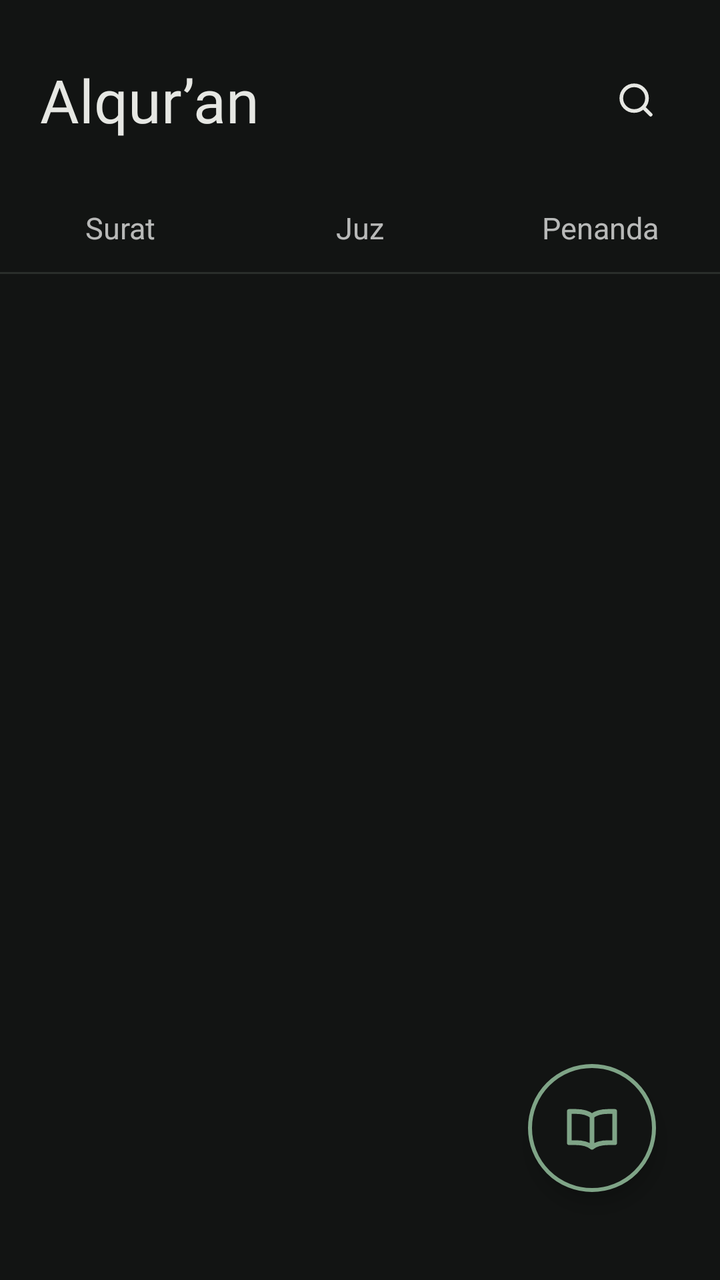
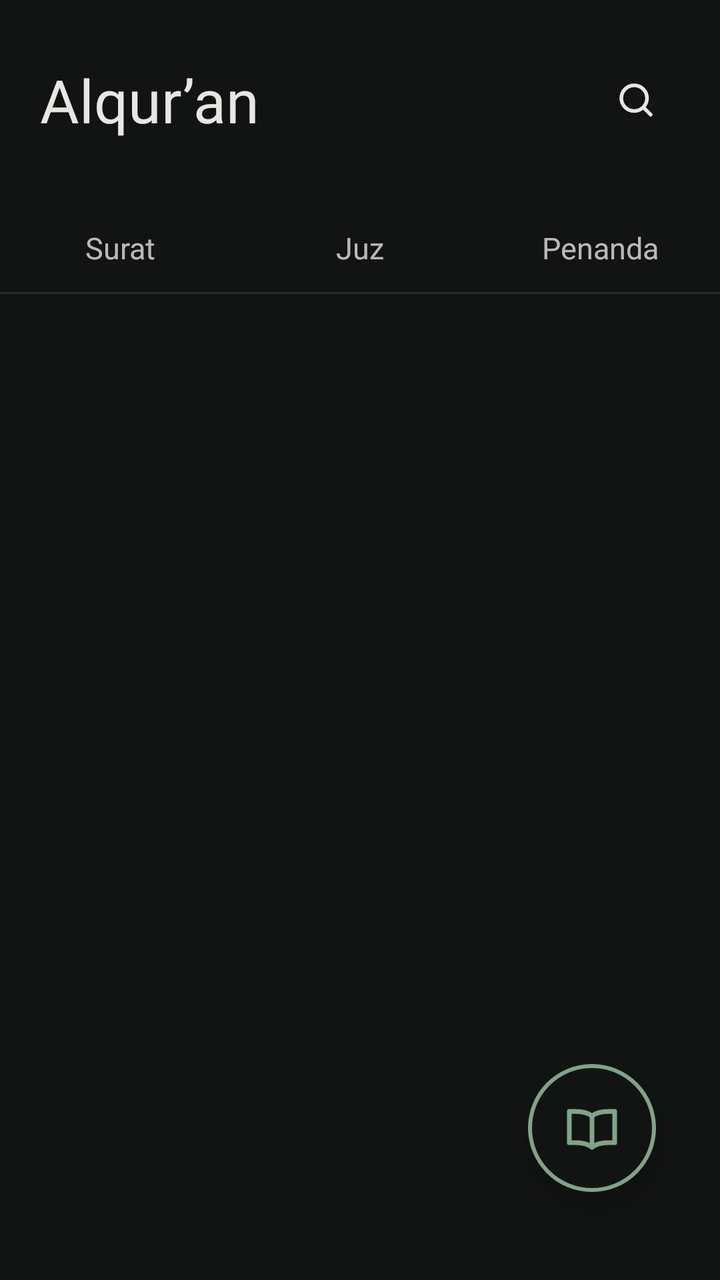

Compare the two renders of this Android layout. The source of the first and the diff that turns it into the second are given below.
<!-- AndroidManifest.xml: application theme Theme.Alquran -->
<!-- res/layout/activity_main.xml -->
<?xml version="1.0" encoding="utf-8"?>
<FrameLayout xmlns:android="http://schemas.android.com/apk/res/android"
    android:layout_width="match_parent"
    android:layout_height="match_parent"
    android:background="@color/bg">

<LinearLayout
    android:layout_width="match_parent"
    android:layout_height="match_parent"
    android:orientation="vertical">

    <LinearLayout
        android:layout_width="match_parent"
        android:layout_height="wrap_content"
        android:gravity="center_vertical"
        android:orientation="horizontal"
        android:paddingStart="20dp"
        android:paddingTop="28dp"
        android:paddingEnd="20dp"
        android:paddingBottom="20dp">

        <TextView
            android:layout_width="0dp"
            android:layout_height="wrap_content"
            android:layout_weight="1"
            android:fontFamily="@font/cardo_bold"
            android:text="@string/app_name"
            android:textColor="@color/text"
            android:textSize="30sp" />

        <ImageButton
            android:layout_width="44dp"
            android:layout_height="44dp"
            android:background="@drawable/bg_ripple"
            android:contentDescription="@string/cari_surat"
            android:src="@drawable/ic_search" />
    </LinearLayout>

    <FrameLayout
        android:id="@+id/tab_area"
        android:layout_width="match_parent"
        android:layout_height="44dp"
        android:clipChildren="false"
        android:clipToPadding="false"
        android:elevation="2dp">

        <LinearLayout
            android:id="@+id/tab_row"
            android:layout_width="match_parent"
            android:layout_height="match_parent"
            android:clipChildren="false"
            android:orientation="horizontal">

            <TextView
                android:id="@+id/tab_surat"
                android:layout_width="0dp"
                android:layout_height="match_parent"
                android:layout_weight="1"
                android:background="@drawable/bg_tab"
                android:gravity="center"
                android:stateListAnimator="@animator/tab_press"
                android:text="@string/tab_surat"
                android:textSize="15sp" />
            <TextView
                android:id="@+id/tab_juz"
                android:layout_width="0dp"
                android:layout_height="match_parent"
                android:layout_weight="1"
                android:background="@drawable/bg_tab"
                android:gravity="center"
                android:stateListAnimator="@animator/tab_press"
                android:text="@string/tab_juz"
                android:textSize="15sp" />
            <TextView
                android:id="@+id/tab_penanda"
                android:layout_width="0dp"
                android:layout_height="match_parent"
                android:layout_weight="1"
                android:background="@drawable/bg_tab"
                android:gravity="center"
                android:stateListAnimator="@animator/tab_press"
                android:text="@string/tab_penanda"
                android:textSize="15sp" />
        </LinearLayout>

        
        <View
            android:id="@+id/tab_indicator"
            android:layout_width="0dp"
            android:layout_height="2dp"
            android:layout_gravity="bottom"
            android:background="@color/accent" />
    </FrameLayout>

    <View
        android:layout_width="match_parent"
        android:layout_height="1dp"
        android:background="@color/line" />

    <androidx.viewpager2.widget.ViewPager2
        android:id="@+id/pager"
        android:layout_width="match_parent"
        android:layout_height="0dp"
        android:layout_weight="1" />
</LinearLayout>

    
    <ImageButton
        android:id="@+id/fab_terakhir"
        android:layout_width="64dp"
        android:layout_height="64dp"
        android:layout_gravity="bottom|end"
        android:layout_marginEnd="32dp"
        android:layout_marginBottom="44dp"
        android:background="@drawable/bg_fab"
        android:contentDescription="@string/halaman_terakhir"
        android:elevation="6dp"
        android:src="@drawable/ic_book_open" />
</FrameLayout>
<!-- resources referenced by this layout -->
<resources>
  <color name="accent">#7FA487</color>
  <color name="bg">#121413</color>
  <color name="line">#2A2E2B</color>
  <color name="text">#E6E7E3</color>
  <!-- drawable bg_fab (drawable) -->
  <?xml version="1.0" encoding="utf-8"?>
  <ripple xmlns:android="http://schemas.android.com/apk/res/android"
      android:color="#337FA487">
      <item>
          <shape android:shape="oval">
              <solid android:color="@color/bg" />
              <stroke
                  android:width="2dp"
                  android:color="@color/accent" />
          </shape>
      </item>
  </ripple>
  <!-- drawable bg_ripple (drawable) -->
  <?xml version="1.0" encoding="utf-8"?>
  <ripple xmlns:android="http://schemas.android.com/apk/res/android"
      android:color="@color/surface">
      <item android:id="@android:id/mask">
          <color android:color="@color/text" />
      </item>
  </ripple>
  <!-- drawable bg_tab (drawable) -->
  <?xml version="1.0" encoding="utf-8"?>
  <ripple xmlns:android="http://schemas.android.com/apk/res/android"
      android:color="#33FFFFFF">
      <item>
          <selector>
              <item android:state_pressed="true">
                  <shape android:shape="rectangle">
                      <solid android:color="@color/surface" />
                  </shape>
              </item>
              <item>
                  <shape android:shape="rectangle">
                      <solid android:color="@color/bg" />
                  </shape>
              </item>
          </selector>
      </item>
  </ripple>
  <!-- drawable ic_book_open (drawable) -->
  <?xml version="1.0" encoding="utf-8"?>
  <vector xmlns:android="http://schemas.android.com/apk/res/android"
      android:width="32dp"
      android:height="32dp"
      android:viewportWidth="24"
      android:viewportHeight="24">
      <path
          android:pathData="M12,7.5C10.6,6.4 8.6,5.8 6,5.8H3.5V17.5H6C8.6,17.5 10.6,18.1 12,19.2C13.4,18.1 15.4,17.5 18,17.5H20.5V5.8H18C15.4,5.8 13.4,6.4 12,7.5ZM12,7.5V19.2"
          android:strokeColor="@color/accent"
          android:strokeWidth="1.8"
          android:strokeLineCap="round"
          android:strokeLineJoin="round" />
  </vector>
  <!-- drawable ic_search (drawable) -->
  <?xml version="1.0" encoding="utf-8"?>
  <vector xmlns:android="http://schemas.android.com/apk/res/android"
      android:width="22dp"
      android:height="22dp"
      android:viewportWidth="24"
      android:viewportHeight="24">
      <path
          android:pathData="M11,4a7,7 0 1,0 0,14a7,7 0 1,0 0,-14M20,20l-3.5,-3.5"
          android:strokeColor="@color/text"
          android:strokeWidth="2"
          android:strokeLineCap="round"
          android:strokeLineJoin="round" />
  </vector>
  <string name="app_name">Alqur’an</string>
  <string name="cari_surat">Cari surat</string>
  <string name="halaman_terakhir">Halaman terakhir dibaca</string>
  <string name="tab_juz">Juz</string>
  <string name="tab_penanda">Penanda</string>
  <string name="tab_surat">Surat</string>
  <style name="Theme.Alquran" parent="Theme.AppCompat.NoActionBar">
          <item name="android:windowBackground">@color/bg</item>
          <item name="android:statusBarColor">@color/bg</item>
          <item name="android:navigationBarColor">@color/bg</item>
          <item name="android:windowLightStatusBar">false</item>
      </style>
  <color name="surface">#1A1D1B</color>
</resources>

<!-- the commit's change to res/layout/activity_main.xml (unified diff, before → after) -->
@@ -17,7 +17,7 @@
         android:paddingStart="20dp"
         android:paddingTop="28dp"
         android:paddingEnd="20dp"
-        android:paddingBottom="20dp">
+        android:paddingBottom="30dp">
 
         <TextView
             android:layout_width="0dp"
